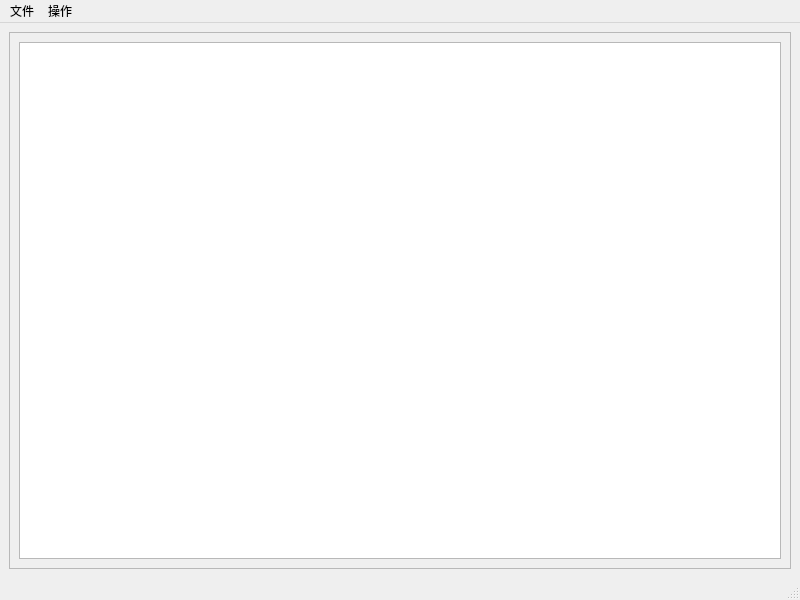
Old version of the form mainwindow.ui in the repository EnterpriseBCMe/OOP2020.
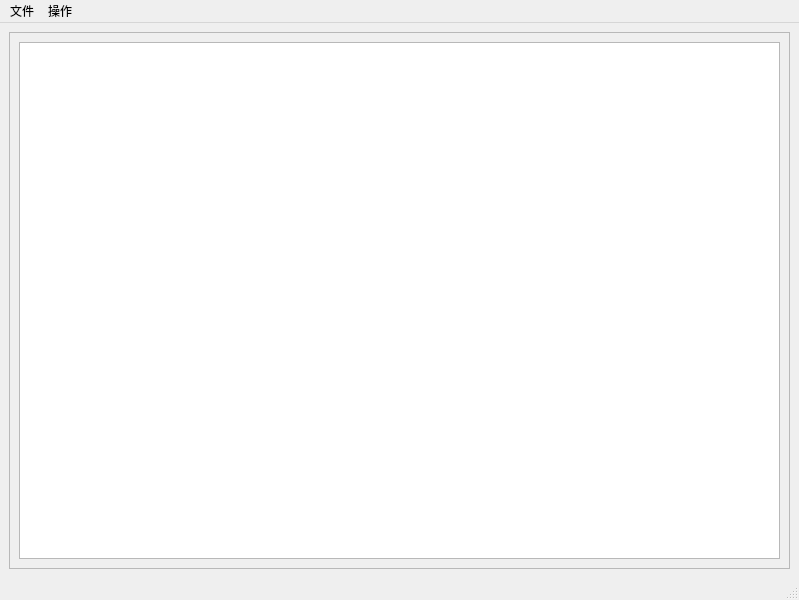
New version of the form.

What changed in the file:
```diff
--- a/mainwindow.ui
+++ b/mainwindow.ui
@@ -6,10 +6,28 @@
    <rect>
     <x>0</x>
     <y>0</y>
-    <width>800</width>
+    <width>799</width>
     <height>600</height>
    </rect>
   </property>
+  <property name="sizePolicy">
+   <sizepolicy hsizetype="Preferred" vsizetype="Preferred">
+    <horstretch>0</horstretch>
+    <verstretch>0</verstretch>
+   </sizepolicy>
+  </property>
+  <property name="minimumSize">
+   <size>
+    <width>0</width>
+    <height>0</height>
+   </size>
+  </property>
+  <property name="maximumSize">
+   <size>
+    <width>999999</width>
+    <height>999999</height>
+   </size>
+  </property>
   <property name="windowTitle">
    <string>MainWindow</string>
   </property>
@@ -25,8 +43,8 @@
         <rect>
          <x>0</x>
          <y>0</y>
-         <width>780</width>
-         <height>535</height>
+         <width>779</width>
+         <height>537</height>
         </rect>
        </property>
        <layout class="QHBoxLayout" name="horizontalLayout_2">
@@ -44,8 +62,8 @@
     <rect>
      <x>0</x>
      <y>0</y>
-     <width>800</width>
-     <height>23</height>
+     <width>799</width>
+     <height>21</height>
     </rect>
    </property>
    <widget class="QMenu" name="file">
```
Left out of the diff: 15 changed lines with no effect on the pictures.
